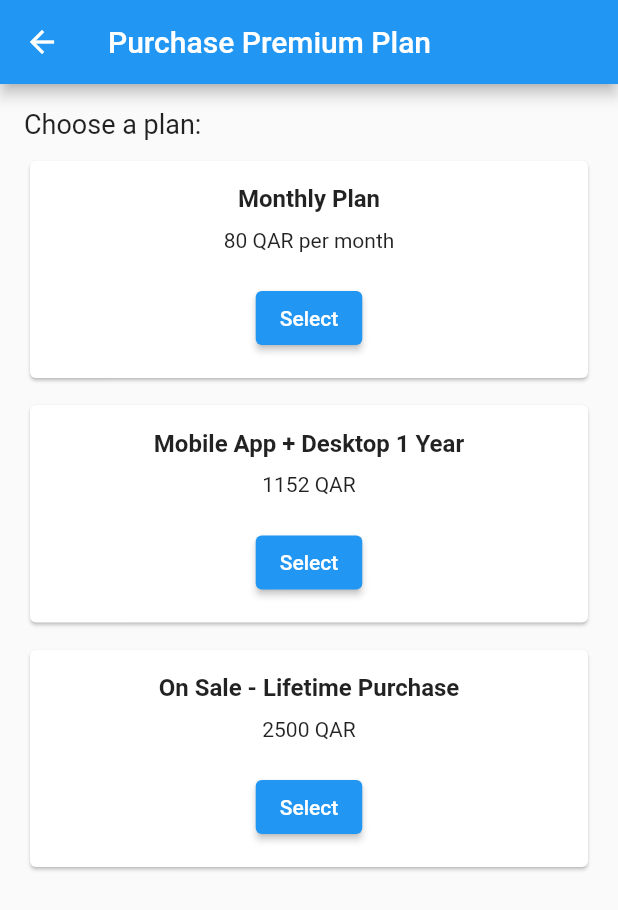
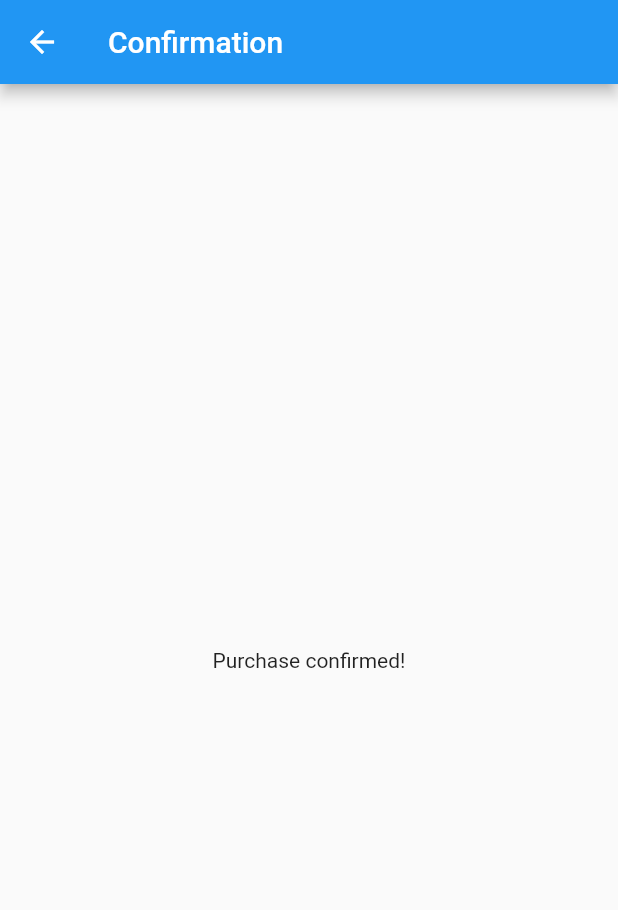
Before and after one commit to shazej/stylistasphere, a Flutter app: the PurchasePremiumPlanPage screen opened directly, after a tap on "Select", on a phone screen of 412 x 824 dp. Shown: the top 910 px of the screen. Run offline on Flutter 3.47's test engine with Material 2 defaults, Android fonts, the phone set to English and light mode, and no system bars.

Commit message:
buy now updated

```diff
--- a/lib/main.dart
+++ b/lib/main.dart
@@ -1,4 +1,5 @@
 import 'package:flutter/material.dart';
+import 'package:intl/intl.dart';
 
 void main() {
   runApp(MyApp());
@@ -402,7 +403,38 @@ class CongratulationsPage extends StatelessWidget {
 
 class PurchasePremiumPlanPage extends StatelessWidget {
   void _buyNowButtonPressed(BuildContext context, String plan) {
-    // TODO: Implement the purchase logic
+    DateTime now = DateTime.now();
+    String formattedDate = DateFormat.yMd().format(now);
+
+    print('User: ${getUserFullName()}');
+    print('Plan: $plan');
+    print('Date: $formattedDate');
+    print('Amount: ${getPlanPrice(plan)}');
+
+    // TODO: Implement the logic to record the user's plan selection in your system
+
+    Navigator.push(
+      context,
+      MaterialPageRoute(
+        builder: (context) => ConfirmationPage(),
+      ),
+    );
+  }
+
+  String getUserFullName() {
+    return 'John Doe';
+  }
+
+  String getPlanPrice(String plan) {
+    if (plan == 'Monthly Plan') {
+      return '80 QAR per month';
+    } else if (plan == 'Mobile App + Desktop 1 Year') {
+      return '1152 QAR';
+    } else if (plan == 'On Sale - Lifetime Purchase') {
+      return '2500 QAR';
+    } else {
+      return '';
+    }
   }
 
   @override
@@ -432,16 +464,14 @@ class PurchasePremiumPlanPage extends StatelessWidget {
               title: 'Mobile App + Desktop 1 Year',
               price: '1152 QAR',
               buttonText: 'Select',
-              onPressed: () =>
-                  _buyNowButtonPressed(context, 'Mobile App + Desktop 1 Year'),
+              onPressed: () => _buyNowButtonPressed(context, 'Mobile App + Desktop 1 Year'),
             ),
             SizedBox(height: 10),
             PlanCard(
               title: 'On Sale - Lifetime Purchase',
               price: '2500 QAR',
               buttonText: 'Select',
-              onPressed: () =>
-                  _buyNowButtonPressed(context, 'On Sale - Lifetime Purchase'),
+              onPressed: () => _buyNowButtonPressed(context, 'On Sale - Lifetime Purchase'),
             ),
           ],
         ),
@@ -491,6 +521,20 @@ class PlanCard extends StatelessWidget {
   }
 }
 
+class ConfirmationPage extends StatelessWidget {
+  @override
+  Widget build(BuildContext context) {
+    return Scaffold(
+      appBar: AppBar(
+        title: Text('Confirmation'),
+      ),
+      body: Center(
+        child: Text('Purchase confirmed!'),
+      ),
+    );
+  }
+}
+
 class ForgotPasswordPage extends StatelessWidget {
   @override
   Widget build(BuildContext context) {
--- a/pubspec.yaml
+++ b/pubspec.yaml
@@ -30,7 +30,7 @@ environment:
 dependencies:
   flutter:
     sdk: flutter
-
+  intl: ^0.17.0
 
   # The following adds the Cupertino Icons font to your application.
   # Use with the CupertinoIcons class for iOS style icons.
```
Also changed, not shown: pubspec.lock.
